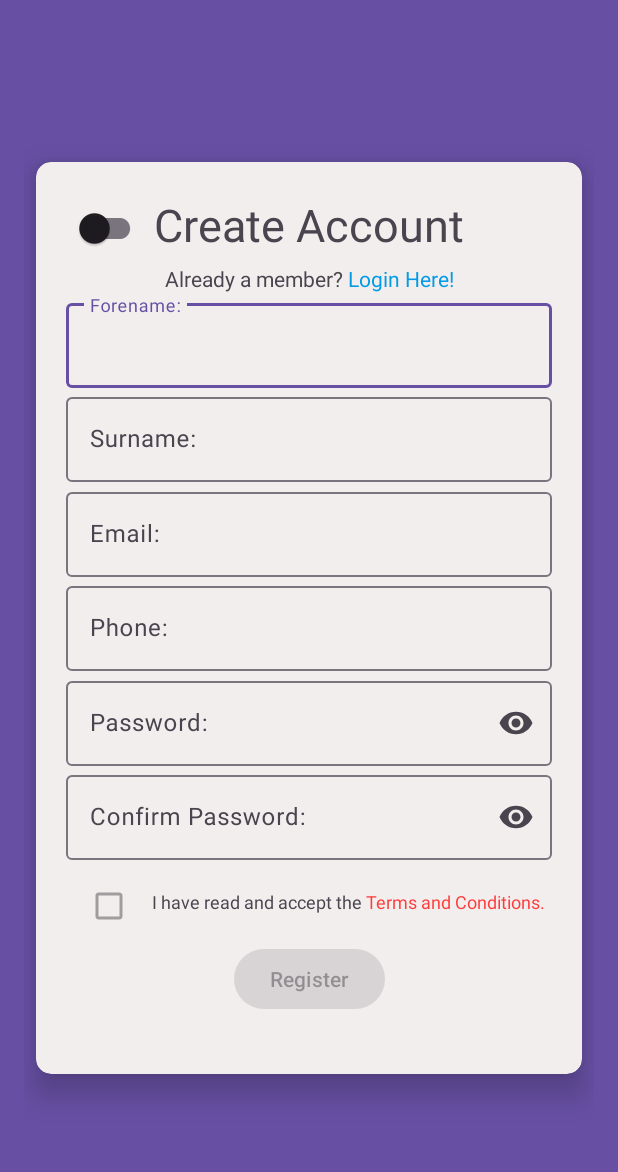
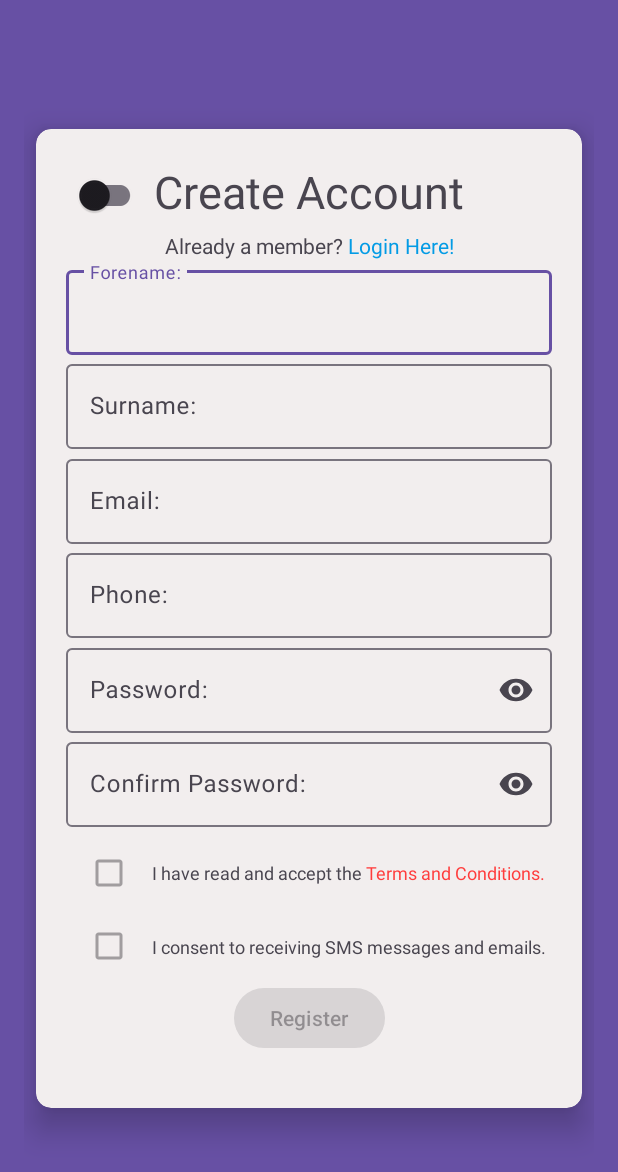
Before and after one commit to matthew-exe/Assistify, an Android app: the RegisterActivity screen opened directly, with no data from a screen before it, on a phone screen of 412 x 824 dp. Shown: the top 1172 px of the screen. Run offline under Robolectric (Android 15) with nearby library versions, the phone set to English and light mode, and no system bars; our stand-ins replace Firebase (no records; nobody signed in at launch, a user with empty details on screens opened directly).

Commit message:
Communications consent

```diff
--- a/app/src/main/java/com/example/final_login/HealthConnectManager.kt
+++ b/app/src/main/java/com/example/final_login/HealthConnectManager.kt
@@ -148,6 +148,7 @@ class HealthConnectManager(private val context: Context) {
                         timeRangeFilter = TimeRangeFilter.between(timePeriod.first, timePeriod.second)
                     )
                 )
+
             val energyTotal = response[TotalCaloriesBurnedRecord.ENERGY_TOTAL]
             if (energyTotal != null){
                 user.sendCaloriesToDatabase(energyTotal.inKilocalories.toString())
--- a/app/src/main/res/layout/activity_register.xml
+++ b/app/src/main/res/layout/activity_register.xml
@@ -158,12 +158,12 @@
                 android:id="@+id/checkBoxTermsConditons"
                 android:layout_width="wrap_content"
                 android:layout_height="wrap_content"
+                android:layout_marginTop="5dp"
                 android:enabled="false"
-                android:layout_marginTop="5dp"
-                app:layout_constraintBottom_toTopOf="@+id/btnRegister"
-                app:layout_constraintTop_toBottomOf="@+id/inputConfirmPasswordHolder"
+                app:layout_constraintBottom_toTopOf="@+id/checkBoxCommunications"
                 app:layout_constraintEnd_toStartOf="@+id/textTermsConditions"
-                app:layout_constraintStart_toStartOf="parent"/>
+                app:layout_constraintStart_toStartOf="parent"
+                app:layout_constraintTop_toBottomOf="@+id/inputConfirmPasswordHolder" />
 
             <TextView
                 android:id="@+id/textTermsConditions"
@@ -171,11 +171,30 @@
                 android:layout_height="wrap_content"
                 android:text="@string/terms_conditions"
                 android:textSize="12sp"
-                android:layout_marginTop="5dp"
+                app:layout_constraintBottom_toBottomOf="@+id/checkBoxTermsConditons"
+                app:layout_constraintEnd_toEndOf="parent"
+                app:layout_constraintStart_toEndOf="@+id/checkBoxTermsConditons"
+                app:layout_constraintTop_toTopOf="@+id/checkBoxTermsConditons" />
+
+            <CheckBox
+                android:id="@+id/checkBoxCommunications"
+                android:layout_width="wrap_content"
+                android:layout_height="wrap_content"
+                android:enabled="false"
                 app:layout_constraintBottom_toTopOf="@+id/btnRegister"
-                app:layout_constraintTop_toBottomOf="@+id/inputConfirmPasswordHolder"
-                app:layout_constraintStart_toEndOf="@+id/checkBoxTermsConditons"
-                app:layout_constraintEnd_toEndOf="parent"/>
+                app:layout_constraintEnd_toEndOf="@+id/checkBoxTermsConditons"
+                app:layout_constraintStart_toStartOf="@+id/checkBoxTermsConditons" />
+
+            <TextView
+                android:id="@+id/textCommunications"
+                android:layout_width="wrap_content"
+                android:layout_height="wrap_content"
+                android:text="I consent to receiving SMS messages and emails."
+                android:textSize="12sp"
+                app:layout_constraintBottom_toTopOf="@+id/checkBoxCommunications"
+                app:layout_constraintEnd_toEndOf="parent"
+                app:layout_constraintStart_toEndOf="@+id/checkBoxCommunications"
+                app:layout_constraintTop_toBottomOf="@+id/checkBoxCommunications" />
 
             <Button
                 android:id="@+id/btnRegister"
@@ -188,7 +207,7 @@
                 android:layout_marginBottom="5dp"
                 app:layout_constraintEnd_toEndOf="parent"
                 app:layout_constraintStart_toStartOf="parent"
-                app:layout_constraintTop_toBottomOf="@+id/textTermsConditions"
+                app:layout_constraintTop_toBottomOf="@+id/textCommunications"
                 app:layout_constraintBottom_toBottomOf="parent"/>
 
 
```
Also changed, not shown: app/src/main/java/com/example/final_login/RegisterActivity.kt (+17 -12 lines).
